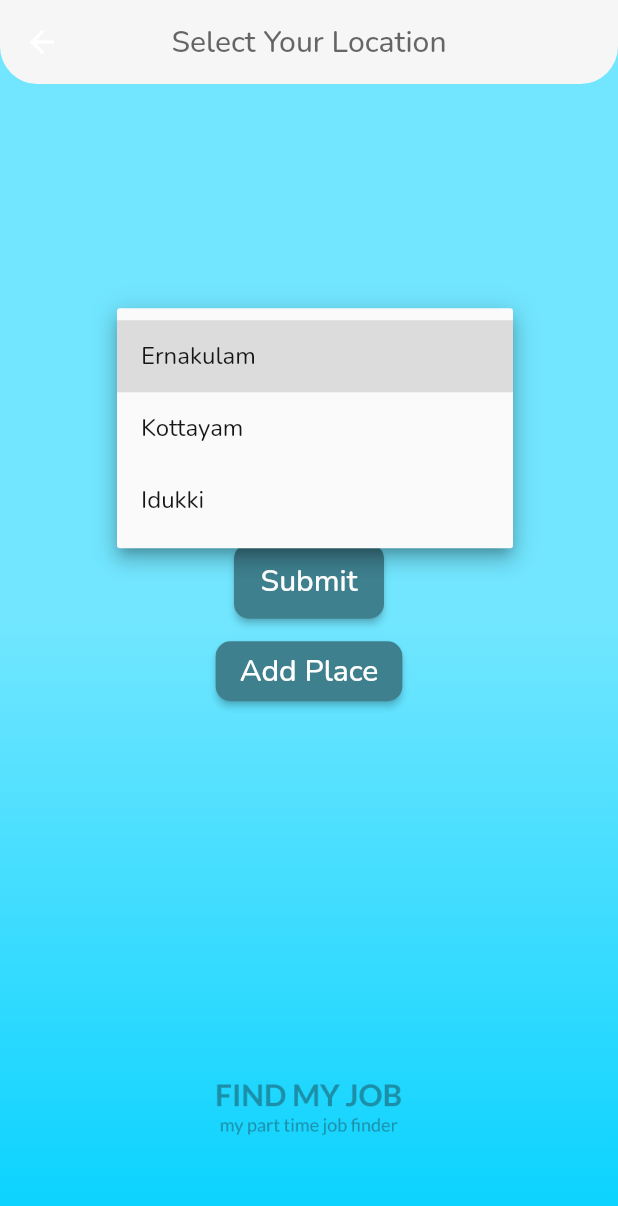
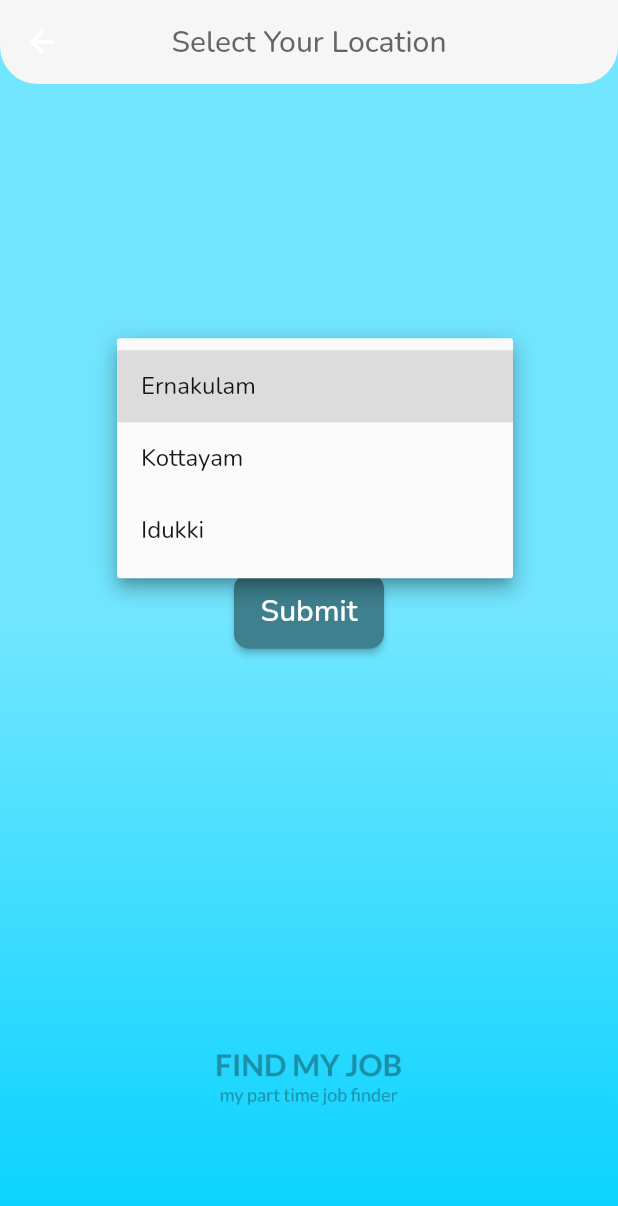
Before and after one commit to mathewspmathew/findmyjob, a Flutter app: the DependentDropdownExample screen opened directly, after a tap on "Select District", on a phone screen of 412 x 824 dp. Shown: the top 1206 px of the screen. Run offline on Flutter 3.47's test engine with Material 2 defaults, Android fonts, the phone set to English and light mode, and no system bars; our stand-ins replace cloud_firestore, firebase_auth, firebase_core, firebase_storage, flutter_custom_clippers, flutter_svg and 5 more; accounts and stored records are empty; network calls fail.

Commit message:
add place for hi

```diff
--- a/lib/views/screens/map_search.dart
+++ b/lib/views/screens/map_search.dart
@@ -1,9 +1,11 @@
 import "package:findmyjob/views/screens/base_nav_screen.dart";
 import "package:findmyjob/views/screens/my_profile_screen.dart";
+import "package:firebase_auth/firebase_auth.dart";
 import "package:flutter/material.dart";
+import 'package:firebase_core/firebase_core.dart';
 
 class DependentDropdownExample extends StatefulWidget {
-  const DependentDropdownExample({super.key});
+  const DependentDropdownExample({Key? key}) : super(key: key);
 
   @override
   _DependentDropdownExampleState createState() =>
@@ -20,6 +22,22 @@ class _DependentDropdownExampleState extends State<DependentDropdownExample> {
 
   String? selectedDistrict;
   String? selectedPanchayath;
+  String? userId;
+
+  @override
+  void initState() {
+    super.initState();
+    getUserUID();
+  }
+
+  void getUserUID() async {
+    User? user = FirebaseAuth.instance.currentUser;
+    if (user != null) {
+      setState(() {
+        userId = user.uid;
+      });
+    }
+  }
 
   @override
   Widget build(BuildContext context) {
@@ -36,7 +54,8 @@ class _DependentDropdownExampleState extends State<DependentDropdownExample> {
         shape: const RoundedRectangleBorder(
           borderRadius: BorderRadius.only(
             bottomRight: Radius.circular(25),
-              bottomLeft: Radius.circular(25)),
+            bottomLeft: Radius.circular(25),
+          ),
         ),
         elevation: 0.00,
         backgroundColor: const Color.fromARGB(255, 246, 246, 246),
@@ -65,12 +84,6 @@ class _DependentDropdownExampleState extends State<DependentDropdownExample> {
                 Container(
                   height: 400,
                   width: 300,
-                    // decoration: BoxDecoration(
-                    //   border:
-                    //       Border.all(color: Color.fromARGB(255, 251, 252, 252)),
-                    //   borderRadius: BorderRadius.circular(10),
-                    // ),
-
                   child: Column(
                     mainAxisAlignment: MainAxisAlignment.center,
                     children: [
@@ -80,7 +93,8 @@ class _DependentDropdownExampleState extends State<DependentDropdownExample> {
                         decoration: BoxDecoration(
                           borderRadius: BorderRadius.circular(10),
                           border: Border.all(
-                                  color: const Color.fromARGB(255, 71, 70, 70)),
+                            color: const Color.fromARGB(255, 71, 70, 70),
+                          ),
                         ),
                         padding: const EdgeInsets.symmetric(horizontal: 12),
                         child: DropdownButtonHideUnderline(
@@ -108,7 +122,8 @@ class _DependentDropdownExampleState extends State<DependentDropdownExample> {
                               );
                             }).toList(),
                           ),
-                            )),
+                        ),
+                      ),
                       const SizedBox(height: 20),
                       Container(
                         width: 250,
@@ -116,7 +131,8 @@ class _DependentDropdownExampleState extends State<DependentDropdownExample> {
                         decoration: BoxDecoration(
                           borderRadius: BorderRadius.circular(10),
                           border: Border.all(
-                                  color: const Color.fromARGB(255, 71, 70, 70)),
+                            color: const Color.fromARGB(255, 71, 70, 70),
+                          ),
                         ),
                         padding: const EdgeInsets.symmetric(horizontal: 12),
                         child: DropdownButtonHideUnderline(
@@ -142,18 +158,22 @@ class _DependentDropdownExampleState extends State<DependentDropdownExample> {
                                     );
                                   }).toList()
                                 : [],
-                            ))),
+                          ),
+                        ),
+                      ),
                       const SizedBox(height: 30),
                       ElevatedButton(
                         style: ButtonStyle(
-                              minimumSize:
-                                  MaterialStatePropertyAll(Size(100, 50)),
-                              shape: MaterialStatePropertyAll(
+                          minimumSize: MaterialStateProperty.all(Size(100, 50)),
+                          shape: MaterialStateProperty.all(
                             RoundedRectangleBorder(
-                                      borderRadius: BorderRadius.circular(10))),
-                              backgroundColor: MaterialStatePropertyAll(
-                                  Color.fromARGB(204, 62, 128, 142)
-                                      .withOpacity(1))),
+                              borderRadius: BorderRadius.circular(10),
+                            ),
+                          ),
+                          backgroundColor: MaterialStateProperty.all(
+                            Color.fromARGB(204, 62, 128, 142).withOpacity(1),
+                          ),
+                        ),
                         child: const Text(
                           "Submit",
                           style: TextStyle(fontSize: 20.0),
@@ -167,13 +187,15 @@ class _DependentDropdownExampleState extends State<DependentDropdownExample> {
                           Navigator.push(
                             context,
                             MaterialPageRoute(
-                                    builder: (context) =>
-                                        BaseNavScreen())); //enter the name of the next page
+                              builder: (context) => BaseNavScreen(),
+                            ),
+                          );
                         },
                       ),
                       SizedBox(
                         height: 15,
                       ),
+                      if (userId == 'SLfGdDVGyOPncfgzvRnM5n17mvI2')
                         SizedBox(
                           height: 40,
                           child: ElevatedButton(
@@ -284,7 +306,8 @@ class _DependentDropdownExampleState extends State<DependentDropdownExample> {
               ],
             ),
           ),
-          )),
+        ),
+      ),
     );
   }
 }
```
Lines whose indentation alone changed are shown as unchanged.
